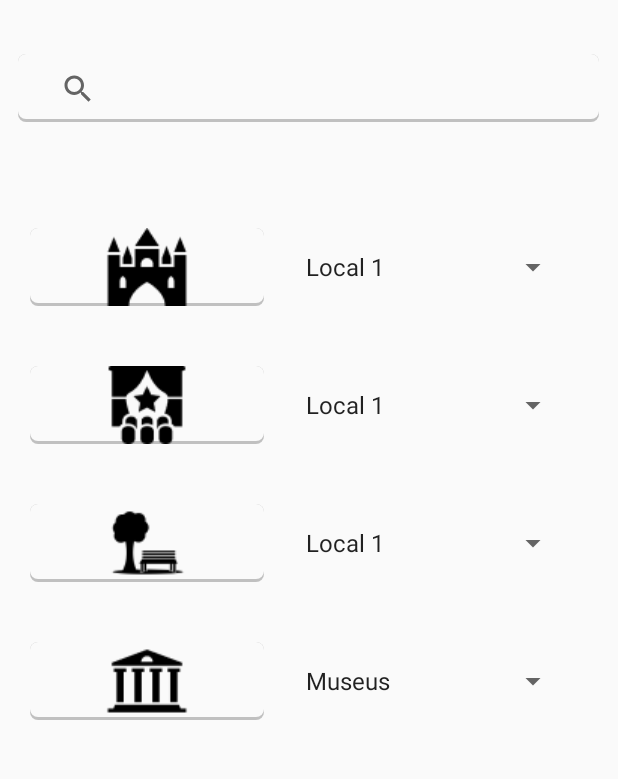
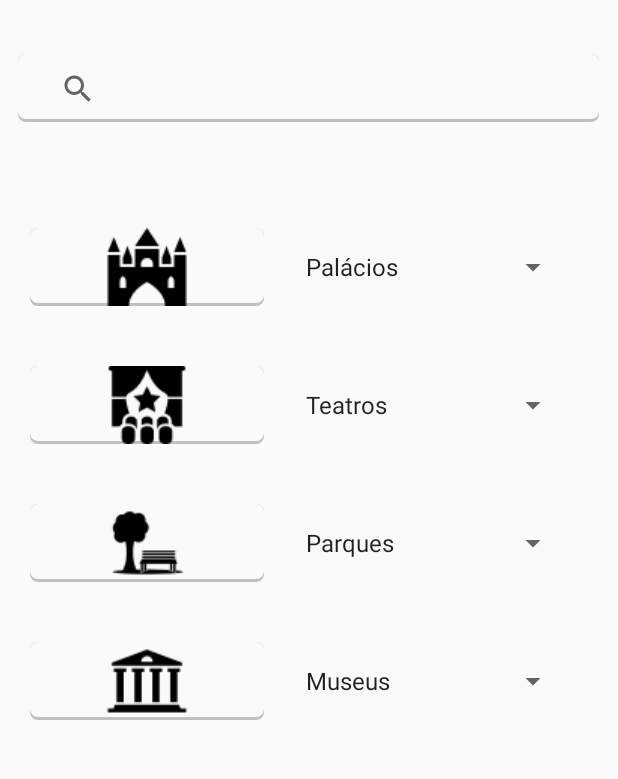
Before and after one commit to danisimas/TripVR, an Android app: the CategoriasActivity screen opened directly, with no data from a screen before it, on a phone screen of 412 x 824 dp, the part 219-998 px from its top. Run offline under Robolectric (Android 15) with nearby library versions, the phone set to English and light mode, and no system bars.

Commit message:
Update array.xml

```diff
--- a/TripVrCodigo/app/src/main/res/values/array.xml
+++ b/TripVrCodigo/app/src/main/res/values/array.xml
@@ -1,18 +1,21 @@
 <?xml version="1.0" encoding="utf-8"?>
 <resources>
     <string-array name="Palacios">
+        <item>Palácios</item>
         <item>Local 1</item>
         <item>Local 2</item>
         <item>Local 3</item>
     </string-array>
 
     <string-array name="Teatros">
+        <item>Teatros</item>
         <item>Local 1</item>
         <item>Local 2</item>
         <item>Local 3</item>
     </string-array>
 
     <string-array name="Parques">
+        <item>Parques</item>
         <item>Local 1</item>
         <item>Local 2</item>
         <item>Local 3</item>
```
